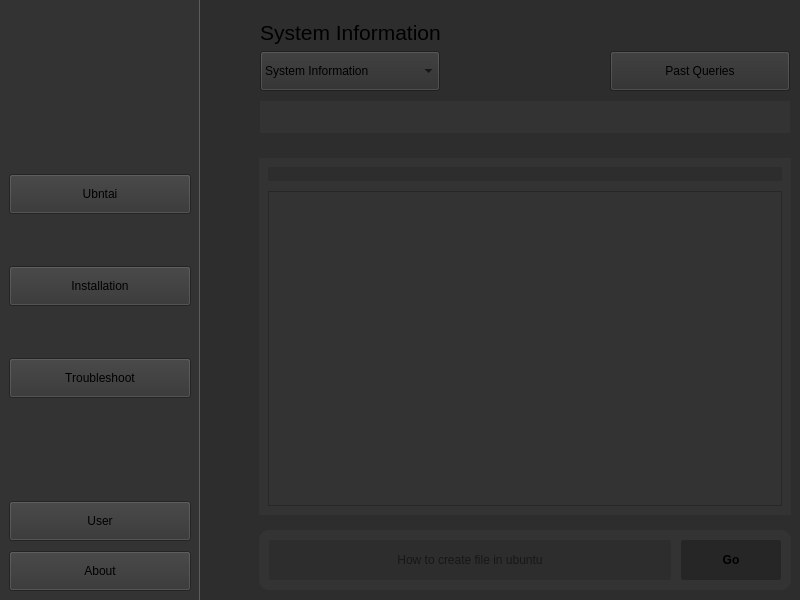
Above: mainwindow.ui from Anujverma89/ubntai before the change. Below: the same form after it.
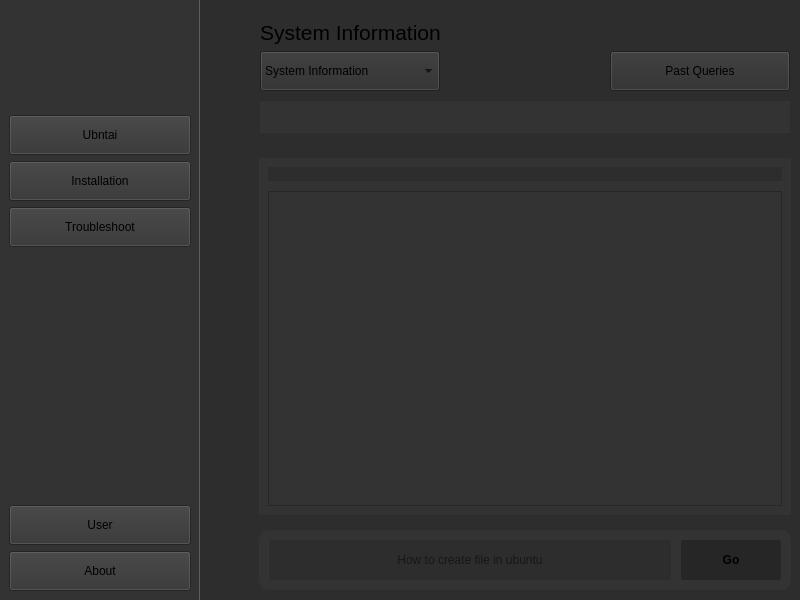
That is the form after the change. The open tabs and pages were chosen to show the change. Icons and pictures are not drawn.

```diff
--- a/mainwindow.ui
+++ b/mainwindow.ui
@@ -100,67 +100,19 @@
            <number>0</number>
           </property>
           <item>
-           <widget class="QWidget" name="top_nav" native="true">
-            <property name="sizePolicy">
-             <sizepolicy hsizetype="Minimum" vsizetype="Minimum">
-              <horstretch>0</horstretch>
-              <verstretch>0</verstretch>
-             </sizepolicy>
+           <widget class="QFrame" name="top_nav_bar">
+            <property name="frameShape">
+             <enum>QFrame::Shape::NoFrame</enum>
             </property>
-            <property name="maximumSize">
-             <size>
-              <width>16777215</width>
-              <height>16777215</height>
-             </size>
+            <property name="frameShadow">
+             <enum>QFrame::Shadow::Plain</enum>
+            </property>
+            <property name="lineWidth">
+             <number>0</number>
             </property>
             <layout class="QVBoxLayout" name="verticalLayout">
-             <property name="spacing">
-              <number>10</number>
-             </property>
-             <property name="leftMargin">
-              <number>9</number>
-             </property>
-             <property name="topMargin">
-              <number>0</number>
-             </property>
              <property name="rightMargin">
               <number>9</number>
-             </property>
-             <property name="bottomMargin">
-              <number>9</number>
-             </property>
-             <item>
-              <widget class="QFrame" name="logoframe">
-               <property name="maximumSize">
-                <size>
-                 <width>5000000</width>
-                 <height>80</height>
-                </size>
-               </property>
-               <property name="styleSheet">
-                <string notr="true">border:none;</string>
-               </property>
-               <property name="frameShape">
-                <enum>QFrame::Shape::NoFrame</enum>
-               </property>
-               <property name="frameShadow">
-                <enum>QFrame::Shadow::Raised</enum>
-               </property>
-               <layout class="QHBoxLayout" name="horizontalLayout_12">
-                <property name="spacing">
-                 <number>0</number>
-                </property>
-                <property name="leftMargin">
-                 <number>0</number>
-                </property>
-                <property name="topMargin">
-                 <number>0</number>
-                </property>
-                <property name="rightMargin">
-                 <number>0</number>
-                </property>
-                <property name="bottomMargin">
-                 <number>0</number>
                 </property>
                 <item>
                  <widget class="QLabel" name="Ubntai_Logo">
@@ -176,8 +128,26 @@
                     <height>70</height>
                    </size>
                   </property>
+               <property name="maximumSize">
+                <size>
+                 <width>16777215</width>
+                 <height>100</height>
+                </size>
+               </property>
+               <property name="contextMenuPolicy">
+                <enum>Qt::ContextMenuPolicy::PreventContextMenu</enum>
+               </property>
+               <property name="layoutDirection">
+                <enum>Qt::LayoutDirection::RightToLeft</enum>
+               </property>
+               <property name="autoFillBackground">
+                <bool>false</bool>
+               </property>
                   <property name="styleSheet">
-                   <string notr="true">max-width:80%; max-height:80%; border-right:0px;</string>
+                <string notr="true">border:none;</string>
+               </property>
+               <property name="frameShape">
+                <enum>QFrame::Shape::NoFrame</enum>
                   </property>
                   <property name="text">
                    <string/>
@@ -197,9 +167,15 @@
                   <property name="wordWrap">
                    <bool>false</bool>
                   </property>
-                 </widget>
-                </item>
-               </layout>
+               <property name="margin">
+                <number>0</number>
+               </property>
+               <property name="indent">
+                <number>0</number>
+               </property>
+               <property name="openExternalLinks">
+                <bool>true</bool>
+               </property>
               </widget>
              </item>
              <item>
@@ -288,9 +264,6 @@
                <property name="orientation">
                 <enum>Qt::Orientation::Vertical</enum>
                </property>
-               <property name="sizeType">
-                <enum>QSizePolicy::Policy::Minimum</enum>
-               </property>
                <property name="sizeHint" stdset="0">
                 <size>
                  <width>20</width>
@@ -308,6 +281,12 @@
           </item>
           <item>
            <widget class="QFrame" name="bottom_nav">
+            <property name="maximumSize">
+             <size>
+              <width>16777215</width>
+              <height>16777215</height>
+             </size>
+            </property>
             <property name="frameShape">
              <enum>QFrame::Shape::NoFrame</enum>
             </property>
@@ -316,7 +295,19 @@
             </property>
             <layout class="QVBoxLayout" name="verticalLayout_3">
              <property name="spacing">
-              <number>10</number>
+              <number>6</number>
+             </property>
+             <property name="leftMargin">
+              <number>9</number>
+             </property>
+             <property name="topMargin">
+              <number>9</number>
+             </property>
+             <property name="rightMargin">
+              <number>9</number>
+             </property>
+             <property name="bottomMargin">
+              <number>9</number>
              </property>
              <item>
               <widget class="QPushButton" name="user_button">
```
Left out of the diff: 12 changed lines with no effect on the pictures. Lines whose indentation alone changed are shown as unchanged.
